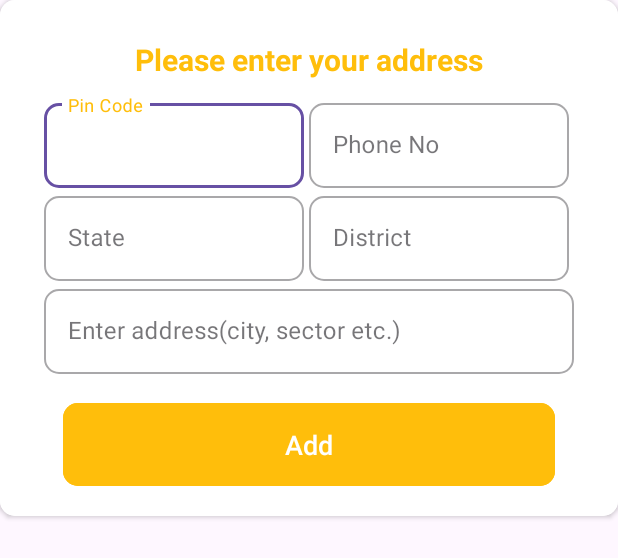
After one commit to Angad-Gupta-2005/Blinkit-Clone, an Android app: the layout address_layout.xml on its own in the app's theme, with its tools: preview values and no code run, on a phone screen of 412 x 824 dp. The commit adds this screen. Shown: the top 558 px of the screen. Run offline under Robolectric (Android 15) with nearby library versions, the phone set to English and light mode, and no system bars.

Commit message:
Place order and add address functionality is done

```diff
--- a/app/src/main/java/com/angad/binkitclone/activity/OrderPlaceActivity.kt
+++ b/app/src/main/java/com/angad/binkitclone/activity/OrderPlaceActivity.kt
@@ -2,14 +2,22 @@ package com.angad.binkitclone.activity
 
 import android.annotation.SuppressLint
 import android.os.Bundle
+import android.view.LayoutInflater
+import android.widget.Toast
 import androidx.activity.enableEdgeToEdge
 import androidx.activity.viewModels
+import androidx.appcompat.app.AlertDialog
 import androidx.appcompat.app.AppCompatActivity
 import androidx.core.view.ViewCompat
 import androidx.core.view.WindowInsetsCompat
+import androidx.lifecycle.lifecycleScope
 import com.angad.binkitclone.adapters.AdapterCartProducts
 import com.angad.binkitclone.databinding.ActivityOrderPlaceBinding
+import com.angad.binkitclone.databinding.AddressLayoutBinding
+import com.angad.binkitclone.models.Users
+import com.angad.binkitclone.objects.Utils
 import com.angad.binkitclone.viewmodels.UserViewModel
+import kotlinx.coroutines.launch
 
 class OrderPlaceActivity : AppCompatActivity() {
 
@@ -37,6 +45,62 @@ class OrderPlaceActivity : AppCompatActivity() {
         onBackButtonClicked()
 
         getAllCartProducts()
+
+    //    On place order click functionality
+        onPlaceOrderClicked()
+    }
+
+    private fun onPlaceOrderClicked() {
+        binding.btnPlaceOrder.setOnClickListener {
+        //    Observe the live data
+            viewModel.getAddressStatus().observe(this){ status ->
+                if (status){
+                //    Payment work
+                    Toast.makeText(this, "Place Order button Clicked", Toast.LENGTH_SHORT).show()
+                }
+                else{
+                    val addressLayoutBinding = AddressLayoutBinding.inflate(LayoutInflater.from(this))
+
+                //    Creating an object of alert dialog
+                    val alertDialog = AlertDialog.Builder(this)
+                        .setView(addressLayoutBinding.root)
+                        .create()
+                //    Show the alert dialog
+                    alertDialog.show()
+
+                //    Calling the function that save the address of user in firebase on click add button
+                    addressLayoutBinding.btnAdd.setOnClickListener {
+                        saveAddress(alertDialog, addressLayoutBinding)
+                    }
+                }
+            }
+        }
+    }
+
+    private fun saveAddress(alertDialog: AlertDialog, addressLayoutBinding: AddressLayoutBinding) {
+        Utils.showDialog(this, "Processing...")
+
+    //    Accessing the all filed value
+        val userPinCode = addressLayoutBinding.etPinCode.text.toString()
+        val userPhoneNumber = addressLayoutBinding.etPhoneNumber.text.toString()
+        val userState = addressLayoutBinding.etState.text.toString()
+        val userDistrict = addressLayoutBinding.etDistrict.text.toString()
+        val userAddress = addressLayoutBinding.etDescriptiveAddress.text.toString()
+
+    //    Concatenate the address
+        val address = "$userPinCode, $userDistrict( $userState ), $userAddress, $userPhoneNumber"
+
+
+    //    Saving the address
+        lifecycleScope.launch {
+            viewModel.saveUserAddress(address)
+            viewModel.saveAddressStatus()
+        }
+
+    //    After saving the address hide the alertDialog and loader
+        alertDialog.dismiss()
+        Toast.makeText(this, "Address saved", Toast.LENGTH_SHORT).show()
+        Utils.hideDialog()
     }
 
     private fun onBackButtonClicked() {
--- a/app/src/main/java/com/angad/binkitclone/auth/OTPFragment.kt
+++ b/app/src/main/java/com/angad/binkitclone/auth/OTPFragment.kt
@@ -138,7 +138,7 @@ class OTPFragment : Fragment() {
 //    function to verify the otp entered by the user and after verification it goes to the home fragment
     private fun verifyOtp(otp: String) {
     //    Creating an instance of user class which available in models package
-        val user = Users( Utils.getCurrentUserId(), userNumber, null)
+        val user = Users( uid = null, userPhoneNumber = userNumber,  userAddress = " ")
 
         viewModel.signInWithPhoneAuthCredential(otp, userNumber, user)
 
--- a/app/src/main/java/com/angad/binkitclone/viewmodels/UserViewModel.kt
+++ b/app/src/main/java/com/angad/binkitclone/viewmodels/UserViewModel.kt
@@ -7,6 +7,8 @@ import androidx.lifecycle.AndroidViewModel
 import androidx.lifecycle.LiveData
 import androidx.lifecycle.MutableLiveData
 import com.angad.binkitclone.models.Product
+import com.angad.binkitclone.models.Users
+import com.angad.binkitclone.objects.Utils
 import com.angad.binkitclone.roomdb.CartProductDao
 import com.angad.binkitclone.roomdb.CartProducts
 import com.angad.binkitclone.roomdb.CartProductsDatabase
@@ -24,7 +26,7 @@ class UserViewModel(application: Application): AndroidViewModel(application) {
     private val sharedPreferences: SharedPreferences = application.getSharedPreferences("My_Pref", MODE_PRIVATE)
 
 //    Initialised the room database
-    val cartProductDao: CartProductDao? = CartProductsDatabase.getDatabaseInstance(application)?.cartProductsDao()
+    private val cartProductDao: CartProductDao? = CartProductsDatabase.getDatabaseInstance(application)?.cartProductsDao()
 
 //    RoomDB
     //  For inserting the data in room database
@@ -137,4 +139,25 @@ class UserViewModel(application: Application): AndroidViewModel(application) {
         return totalItemCount
     }
 
+//    Function that check user address status i.e., user is first time or not
+    fun getAddressStatus(): MutableLiveData<Boolean>{
+        val status = MutableLiveData<Boolean>()
+        status.value = sharedPreferences.getBoolean("addressStatus", false)
+        return status
+    }
+
+//    Function that save address status
+    fun saveAddressStatus(){
+        sharedPreferences.edit().putBoolean("addressStatus", true).apply()
+    }
+
+//    Function that save the user address in firebase
+    fun saveUserAddress(address: String){
+    //    Save the user data into the firebase realtime database
+    FirebaseDatabase.getInstance("https://blinkit-clone-f610a-default-rtdb.asia-southeast1.firebasedatabase.app")
+        .getReference("AllUsers")
+        .child("Users")
+        .child(Utils.getCurrentUserId().toString())
+        .child("userAddress").setValue(address)
+    }
 }
--- a/app/src/main/res/layout/activity_order_place.xml
+++ b/app/src/main/res/layout/activity_order_place.xml
@@ -243,7 +243,7 @@
         </LinearLayout>
 
         <LinearLayout
-            android:id="@+id/btnNext"
+            android:id="@+id/btnPlaceOrder"
             android:layout_width="match_parent"
             android:layout_height="match_parent"
             android:layout_weight="0.5"
--- /dev/null
+++ b/app/src/main/res/layout/address_layout.xml
@@ -0,0 +1,199 @@
+<?xml version="1.0" encoding="utf-8"?>
+<androidx.constraintlayout.widget.ConstraintLayout xmlns:android="http://schemas.android.com/apk/res/android"
+    android:layout_width="match_parent"
+    android:layout_height="match_parent"
+    xmlns:app="http://schemas.android.com/apk/res-auto">
+
+    <androidx.cardview.widget.CardView
+        android:layout_width="match_parent"
+        android:layout_height="wrap_content"
+        app:cardCornerRadius="10dp"
+        app:layout_constraintStart_toStartOf="parent"
+        app:layout_constraintTop_toTopOf="parent"
+        app:layout_constraintEnd_toEndOf="parent">
+
+        <androidx.constraintlayout.widget.ConstraintLayout
+            android:layout_width="match_parent"
+            android:layout_height="wrap_content"
+            android:padding="10dp"
+            android:background="@color/white">
+
+            <LinearLayout
+                android:layout_width="match_parent"
+                android:layout_height="wrap_content"
+                android:orientation="vertical"
+                android:layout_margin="6dp"
+                app:layout_constraintEnd_toEndOf="parent"
+                app:layout_constraintStart_toStartOf="parent"
+                app:layout_constraintBottom_toBottomOf="parent"
+                app:layout_constraintTop_toTopOf="parent">
+
+                <TextView
+                    android:layout_width="wrap_content"
+                    android:layout_height="wrap_content"
+                    android:text="Please enter your address"
+                    android:textColor="@color/yellow"
+                    android:textSize="20sp"
+                    android:textStyle="bold"
+                    android:layout_gravity="center"
+                    android:layout_margin="10dp"/>
+
+                <LinearLayout
+                    android:layout_width="match_parent"
+                    android:layout_height="match_parent"
+                    android:layout_marginHorizontal="13dp"
+                    android:baselineAligned="false"
+                    android:orientation="horizontal"
+                    android:weightSum="1">
+
+<!--                    Pin Code        -->
+                    <com.google.android.material.textfield.TextInputLayout
+                        style="@style/Widget.MaterialComponents.TextInputLayout.OutlinedBox"
+                        android:layout_width="match_parent"
+                        android:layout_height="wrap_content"
+                        android:layout_weight="0.5"
+                        android:layout_marginEnd="3dp"
+                        app:boxCornerRadiusTopStart="10dp"
+                        app:boxCornerRadiusTopEnd="10dp"
+                        app:boxCornerRadiusBottomStart="10dp"
+                        app:boxCornerRadiusBottomEnd="10dp"
+                        app:cursorColor="@color/yellow"
+                        app:endIconMode="clear_text"
+                        app:hintTextColor="@color/yellow">
+
+                        <com.google.android.material.textfield.TextInputEditText
+                            android:id="@+id/etPinCode"
+                            android:layout_width="match_parent"
+                            android:layout_height="wrap_content"
+                            android:drawablePadding="10dp"
+                            android:hint="Pin Code"
+                            android:inputType="number"/>
+                    </com.google.android.material.textfield.TextInputLayout>
+
+<!--                  Phone Number    -->
+                    <com.google.android.material.textfield.TextInputLayout
+                        style="@style/Widget.MaterialComponents.TextInputLayout.OutlinedBox"
+                        android:layout_width="match_parent"
+                        android:layout_height="wrap_content"
+                        android:layout_weight="0.5"
+                        android:layout_marginEnd="3dp"
+                        app:boxCornerRadiusTopStart="10dp"
+                        app:boxCornerRadiusTopEnd="10dp"
+                        app:boxCornerRadiusBottomStart="10dp"
+                        app:boxCornerRadiusBottomEnd="10dp"
+                        app:cursorColor="@color/yellow"
+                        app:endIconMode="clear_text"
+                        app:hintTextColor="@color/yellow">
+
+                        <com.google.android.material.textfield.TextInputEditText
+                            android:id="@+id/etPhoneNumber"
+                            android:layout_width="match_parent"
+                            android:layout_height="wrap_content"
+                            android:drawablePadding="10dp"
+                            android:hint="Phone No"
+                            android:inputType="number"/>
+                    </com.google.android.material.textfield.TextInputLayout>
+
+                </LinearLayout>
+
+<!--                    Second Row      -->
+                <LinearLayout
+                    android:layout_width="match_parent"
+                    android:layout_height="match_parent"
+                    android:layout_marginHorizontal="13dp"
+                    android:baselineAligned="false"
+                    android:orientation="horizontal"
+                    android:weightSum="1">
+
+<!--                    State Field     -->
+                    <com.google.android.material.textfield.TextInputLayout
+                        style="@style/Widget.MaterialComponents.TextInputLayout.OutlinedBox"
+                        android:layout_width="match_parent"
+                        android:layout_height="wrap_content"
+                        android:layout_weight="0.5"
+                        android:layout_marginEnd="3dp"
+                        app:boxCornerRadiusTopStart="10dp"
+                        app:boxCornerRadiusTopEnd="10dp"
+                        app:boxCornerRadiusBottomStart="10dp"
+                        app:boxCornerRadiusBottomEnd="10dp"
+                        app:cursorColor="@color/yellow"
+                        app:endIconMode="clear_text"
+                        app:hintTextColor="@color/yellow">
+
+                        <com.google.android.material.textfield.TextInputEditText
+                            android:id="@+id/etState"
+                            android:layout_width="match_parent"
+                            android:layout_height="wrap_content"
+                            android:drawablePadding="10dp"
+                            android:hint="State"
+                            android:inputType="text"/>
+                    </com.google.android.material.textfield.TextInputLayout>
+
+<!--                   District Field        -->
+                    <com.google.android.material.textfield.TextInputLayout
+                        style="@style/Widget.MaterialComponents.TextInputLayout.OutlinedBox"
+                        android:layout_width="match_parent"
+                        android:layout_height="wrap_content"
+                        android:layout_weight="0.5"
+                        android:layout_marginEnd="3dp"
+                        app:boxCornerRadiusTopStart="10dp"
+                        app:boxCornerRadiusTopEnd="10dp"
+                        app:boxCornerRadiusBottomStart="10dp"
+                        app:boxCornerRadiusBottomEnd="10dp"
+                        app:cursorColor="@color/yellow"
+                        app:endIconMode="clear_text"
+                        app:hintTextColor="@color/yellow">
+
+                        <com.google.android.material.textfield.TextInputEditText
+                            android:id="@+id/etDistrict"
+                            android:layout_width="match_parent"
+                            android:layout_height="wrap_content"
+                            android:drawablePadding="10dp"
+                            android:hint="District"
+                            android:inputType="text"/>
+                    </com.google.android.material.textfield.TextInputLayout>
+
+                </LinearLayout>
+
+                <com.google.android.material.textfield.TextInputLayout
+                    style="@style/Widget.MaterialComponents.TextInputLayout.OutlinedBox"
+                    android:layout_width="match_parent"
+                    android:layout_height="wrap_content"
+                    android:layout_marginHorizontal="13dp"
+                    app:boxCornerRadiusTopStart="10dp"
+                    app:boxCornerRadiusTopEnd="10dp"
+                    app:boxCornerRadiusBottomStart="10dp"
+                    app:boxCornerRadiusBottomEnd="10dp"
+                    app:cursorColor="@color/yellow"
+                    app:endIconMode="clear_text"
+                    app:hintTextColor="@color/yellow">
+
+                    <com.google.android.material.textfield.TextInputEditText
+                        android:id="@+id/etDescriptiveAddress"
+                        android:layout_width="match_parent"
+                        android:layout_height="wrap_content"
+                        android:drawablePadding="10dp"
+                        android:hint="Enter address(city, sector etc.)"
+                        android:inputType="text"/>
+                </com.google.android.material.textfield.TextInputLayout>
+
+                <com.google.android.material.button.MaterialButton
+                    android:id="@+id/btnAdd"
+                    android:layout_width="match_parent"
+                    android:layout_height="wrap_content"
+                    android:layout_gravity="center"
+                    android:layout_marginHorizontal="26dp"
+                    android:layout_marginTop="15dp"
+                    android:backgroundTint="@color/yellow"
+                    android:text="Add"
+                    android:textSize="18sp"
+                    android:padding="15dp"
+                    android:textAllCaps="false"
+                    app:cornerRadius="10dp"/>
+
+            </LinearLayout>
+        </androidx.constraintlayout.widget.ConstraintLayout>
+
+    </androidx.cardview.widget.CardView>
+
+</androidx.constraintlayout.widget.ConstraintLayout>
```
